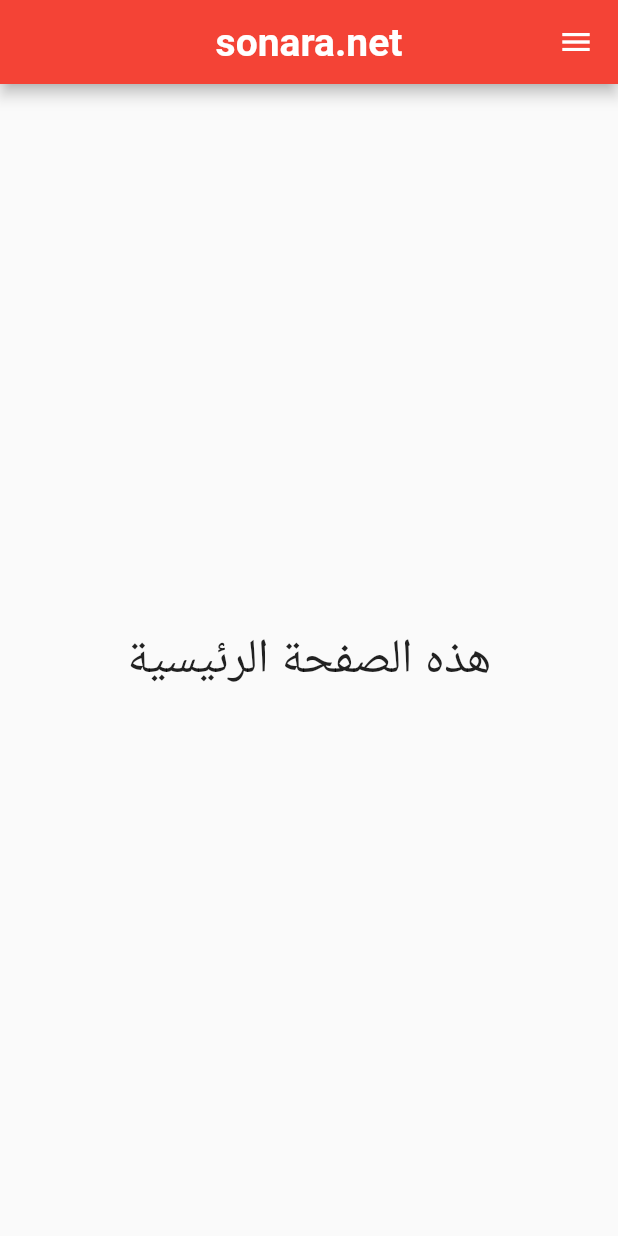
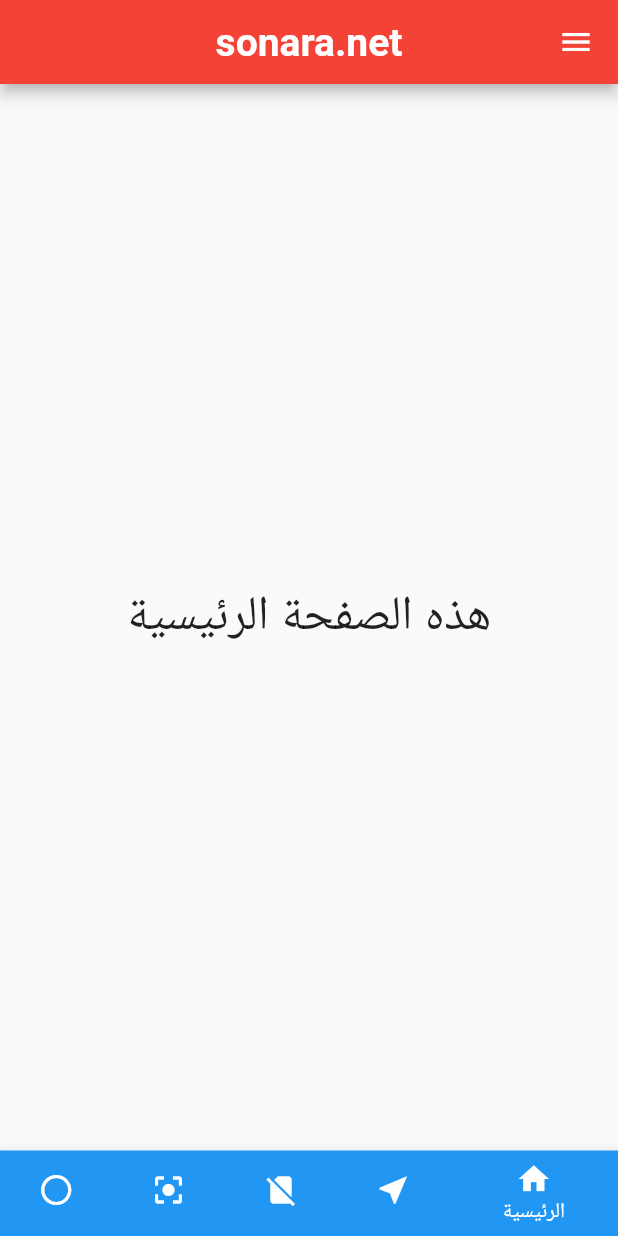
Before and after one commit to sliemansalah/sonara, a Flutter app: the screen it shows after launch, in the side drawer, after a tap on "الرئيسية", on a phone screen of 412 x 824 dp. Run offline on Flutter 3.47's test engine with Material 2 defaults, Android fonts, the phone set to English and light mode, and no system bars.

```diff
--- a/lib/main.dart
+++ b/lib/main.dart
@@ -34,6 +34,36 @@ class MyApp extends StatelessWidget {
                     fontWeight: FontWeight.bold,
                   )),
             ),
-            drawer: MainDrawer()));
+            drawer: MainDrawer(),
+            bottomNavigationBar: BottomNavigationBar(
+              currentIndex: 0,
+              items: [
+                BottomNavigationBarItem(
+                  icon: Icon(Icons.home),
+                  title: Text('الرئيسية'),
+                  backgroundColor: Colors.blue
+                  ),
+                  BottomNavigationBarItem(
+                  icon: Icon(Icons.near_me),
+                  title: Text('محليات'),
+                  backgroundColor: Colors.blue
+                  ),
+                  BottomNavigationBarItem(
+                  icon: Icon(Icons.no_sim),
+                  title: Text('عالميات'),
+                  backgroundColor: Colors.blue
+                  ),
+                  BottomNavigationBarItem(
+                  icon: Icon(Icons.center_focus_strong),
+                  title: Text('رياضة'),
+                  backgroundColor: Colors.blue
+                  ),
+                  BottomNavigationBarItem(
+                  icon: Icon(Icons.panorama_fish_eye),
+                  title: Text('فوت شوف'),
+                  backgroundColor: Colors.blue
+                  )
+              ],),
+            ));
   }
 }
--- a/lib/screens/home_screen.dart
+++ b/lib/screens/home_screen.dart
@@ -28,6 +28,36 @@ class HomeScreen extends StatelessWidget {
                   )),
             ),
                drawer: MainDrawer(),
+                bottomNavigationBar: BottomNavigationBar(
+              currentIndex: 0,
+              items: [
+                BottomNavigationBarItem(
+                  icon: Icon(Icons.home),
+                  title: Text('الرئيسية'),
+                  backgroundColor: Colors.blue
+                  ),
+                  BottomNavigationBarItem(
+                  icon: Icon(Icons.near_me),
+                  title: Text('محليات'),
+                  backgroundColor: Colors.blue
+                  ),
+                  BottomNavigationBarItem(
+                  icon: Icon(Icons.no_sim),
+                  title: Text('عالميات'),
+                  backgroundColor: Colors.blue
+                  ),
+                  BottomNavigationBarItem(
+                  icon: Icon(Icons.center_focus_strong),
+                  title: Text('رياضة'),
+                  backgroundColor: Colors.blue
+                  ),
+                  BottomNavigationBarItem(
+                  icon: Icon(Icons.panorama_fish_eye),
+                  title: Text('فوت شوف'),
+                  backgroundColor: Colors.blue
+                  )
+              ],),
+
                body: Center(child:
                Text('هذه الصفحة الرئيسية',style: TextStyle(fontSize: 32),)),));
    }
```
Also changed, not shown: lib/screens/who_are_we.dart (+30 -0 lines).
